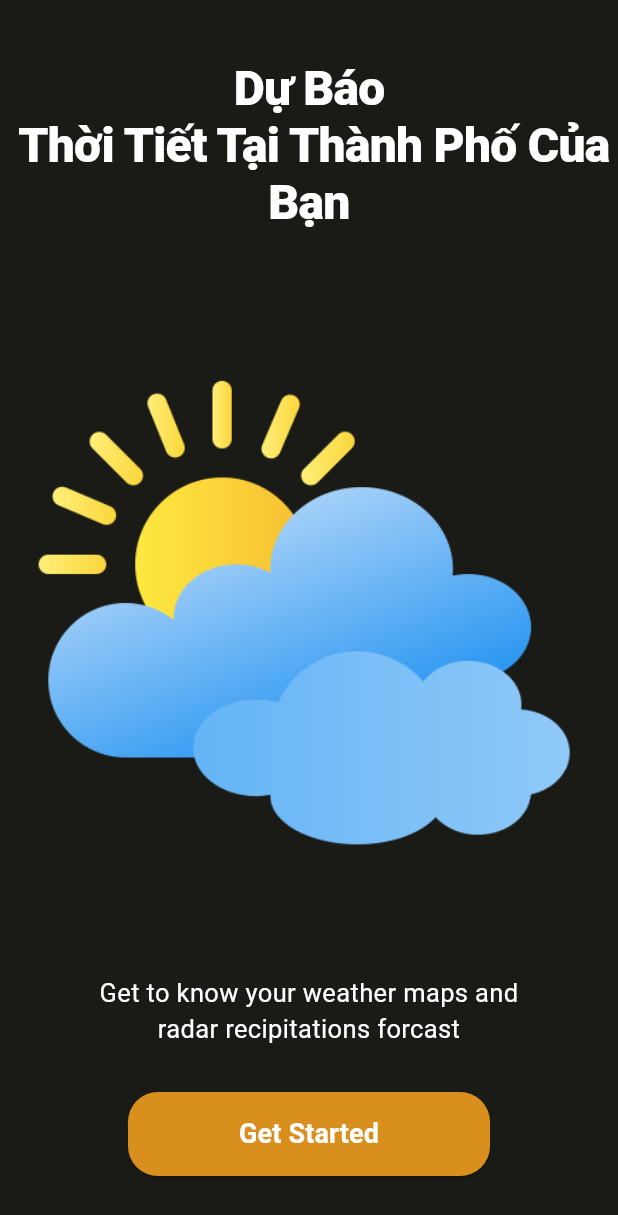
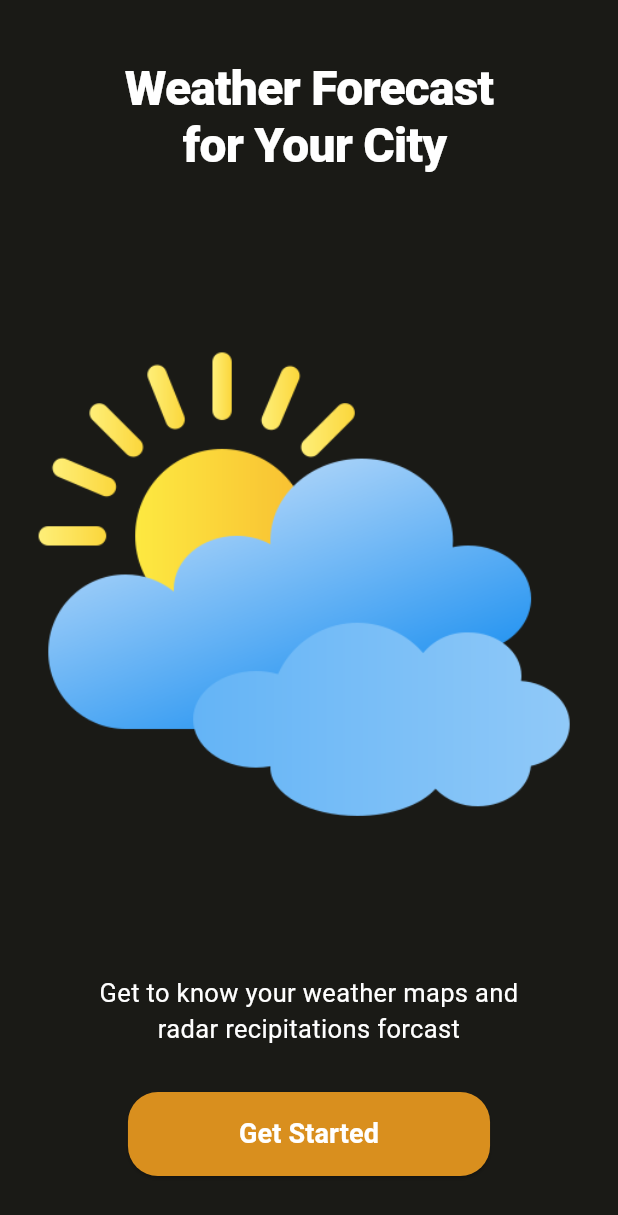
Before and after one commit to VoTanThinh12/weather_app_v2, a Flutter app: the SplashScreen screen opened directly, on a phone screen of 412 x 824 dp. Shown: the top 1215 px of the screen. Run offline on Flutter 3.47's test engine with Material 3 defaults, Android fonts, the phone set to English and light mode, and no system bars; our stand-ins replace fl_chart, flutter_riverpod; network calls fail.

```diff
--- a/lib/View/splash_screen.dart
+++ b/lib/View/splash_screen.dart
@@ -43,7 +43,7 @@ class _SplashScreenState extends State<SplashScreen> {
             children: [
               Center(
                 child: Text(
-                  "Dự Báo \n Thời Tiết Tại Thành Phố Của Bạn ",
+                  "Weather Forecast\n for Your City ",
                   textAlign: TextAlign.center,
                   style: TextStyle(
                     fontSize: 32,
```
Also changed, not shown: 1 other file.
